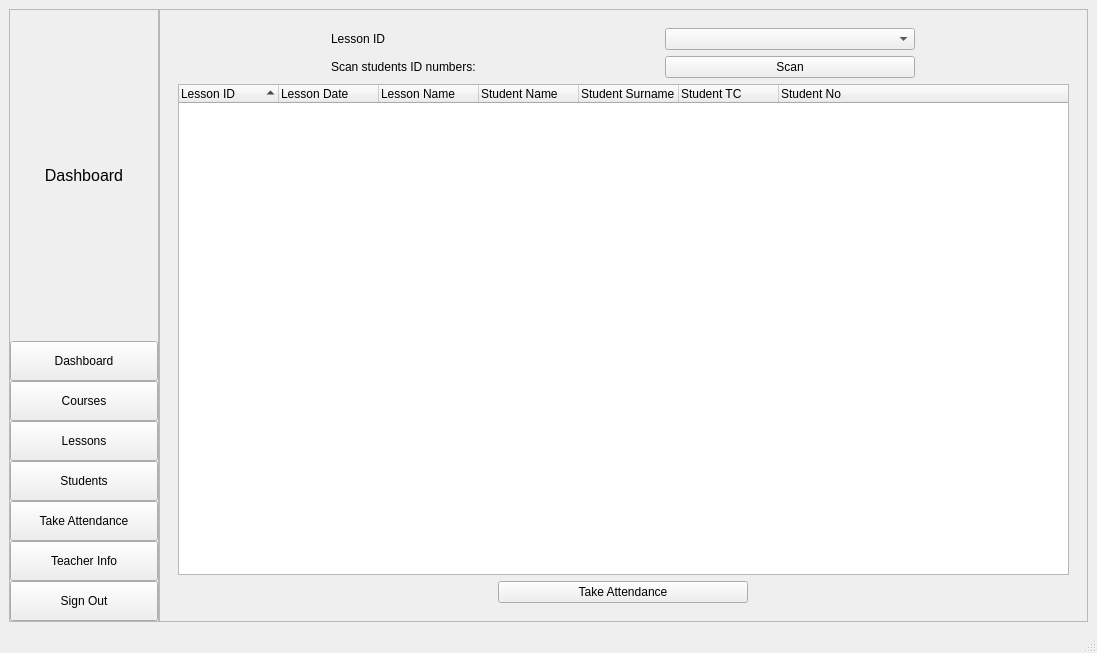
Before: the Qt Designer form frontend/Dashboard.ui in moooserstupid/Attendace-Traccking-System-with-Python-and-SQlite, drawn with Qt 5.
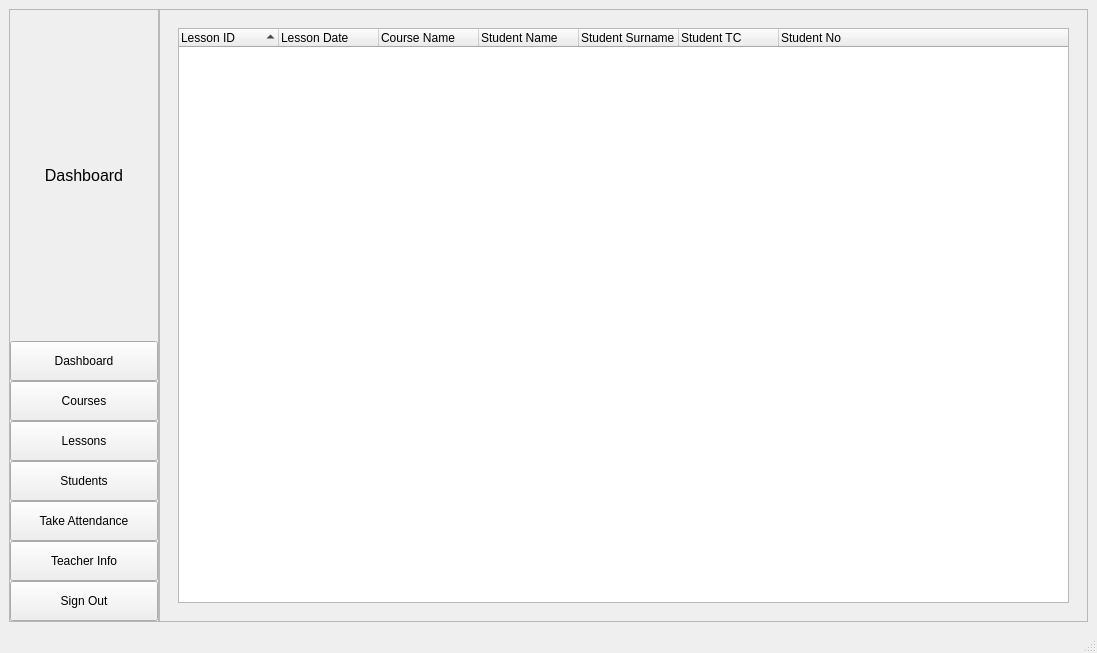
After: the same form once the commit is applied. The open tabs and pages were chosen to show the change.

What changed in the file:
```diff
--- a/frontend/Dashboard.ui
+++ b/frontend/Dashboard.ui
@@ -924,7 +924,7 @@
                   </column>
                   <column>
                    <property name="text">
-                    <string>Lesson Name</string>
+                    <string>Course Name</string>
                    </property>
                   </column>
                   <column>
@@ -973,6 +973,77 @@
                 </property>
                </widget>
               </item>
+              <item alignment="Qt::AlignRight">
+               <widget class="QPushButton" name="all_attendaces_btn">
+                <property name="minimumSize">
+                 <size>
+                  <width>150</width>
+                  <height>0</height>
+                 </size>
+                </property>
+                <property name="maximumSize">
+                 <size>
+                  <width>16777215</width>
+                  <height>16777215</height>
+                 </size>
+                </property>
+                <property name="text">
+                 <string>View All Attendances</string>
+                </property>
+               </widget>
+              </item>
+             </layout>
+            </widget>
+            <widget class="QWidget" name="all_attendances_page">
+             <layout class="QVBoxLayout" name="verticalLayout_4">
+              <item>
+               <widget class="QTreeWidget" name="all_attendances_treeWidget">
+                <property name="maximumSize">
+                 <size>
+                  <width>16777215</width>
+                  <height>16777215</height>
+                 </size>
+                </property>
+                <property name="sortingEnabled">
+                 <bool>true</bool>
+                </property>
+                <column>
+                 <property name="text">
+                  <string>Lesson ID</string>
+                 </property>
+                </column>
+                <column>
+                 <property name="text">
+                  <string>Lesson Date</string>
+                 </property>
+                </column>
+                <column>
+                 <property name="text">
+                  <string>Course Name</string>
+                 </property>
+                </column>
+                <column>
+                 <property name="text">
+                  <string>Student Name</string>
+                 </property>
+                </column>
+                <column>
+                 <property name="text">
+                  <string>Student Surname</string>
+                 </property>
+                </column>
+                <column>
+                 <property name="text">
+                  <string>Student TC</string>
+                 </property>
+                </column>
+                <column>
+                 <property name="text">
+                  <string>Student No</string>
+                 </property>
+                </column>
+               </widget>
+              </item>
              </layout>
             </widget>
             <widget class="QWidget" name="teacher_info_page">
```
Left out of the diff: 58 changed lines with no effect on the pictures.
